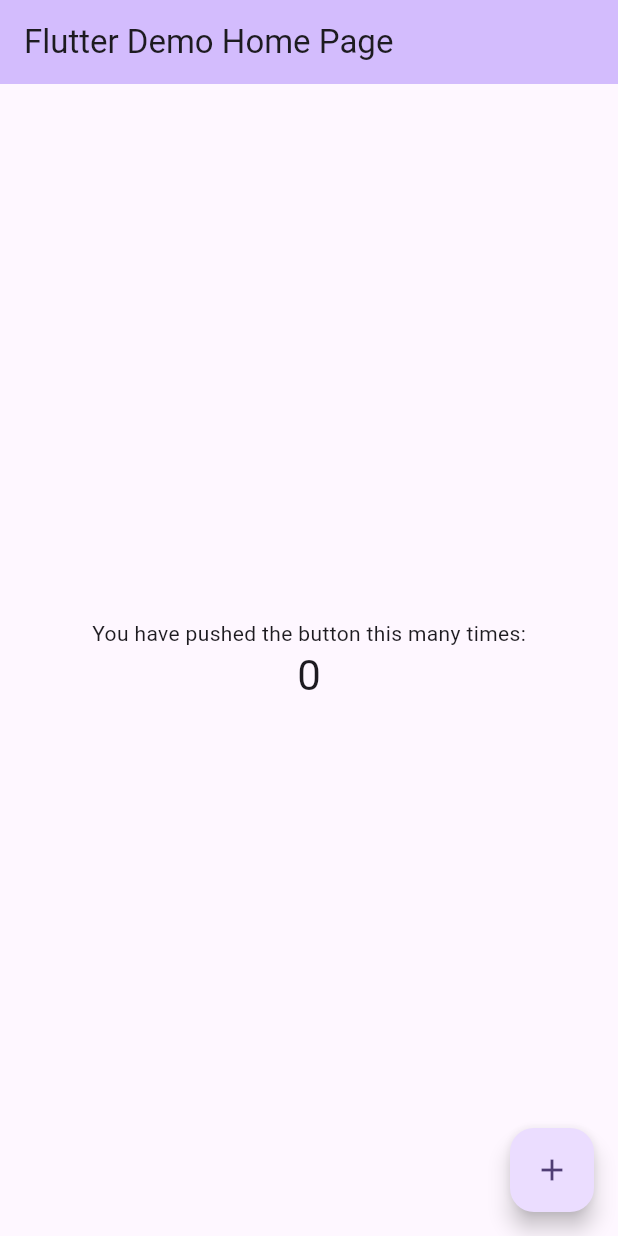
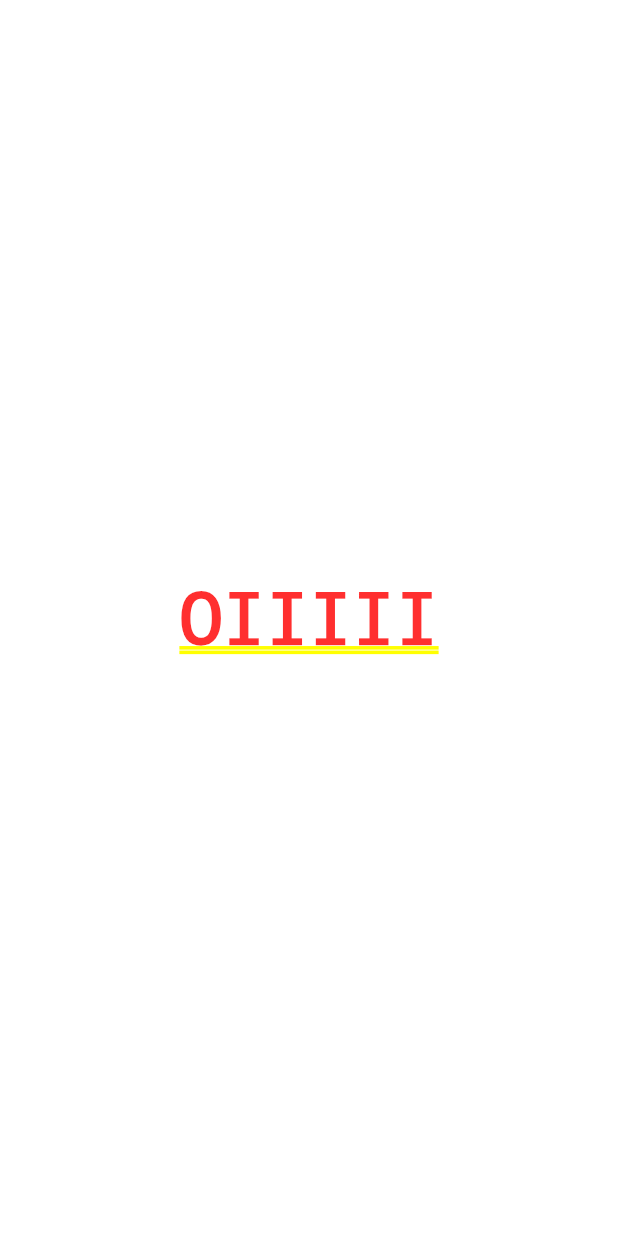
Before and after one commit to joaolima7/joao_estefanin_personal, a Flutter app: the screen it shows after launch, on a phone screen of 412 x 824 dp. Run offline on Flutter 3.47's test engine with Material 3 defaults, Android fonts, the phone set to English and light mode, and no system bars; our stand-ins replace responsive_framework.

Commit message:
add initial implementation of Personal Trainer app with routing and responsive design

```diff
--- /dev/null
+++ b/lib/config/appearance/app_colors.dart
@@ -0,0 +1,10 @@
+import 'package:flutter/material.dart';
+
+class AppColors {
+  static Color primary = const Color(0xFF81aa27);
+  static Color lightGreen = const Color(0xFFdeedba);
+  static Color neutralGreyDark = const Color(0xFF22252e);
+  static Color neutralGreyLight = const Color(0xFF8a8d96);
+  static Color lightContainer = const Color(0xFFD0D5DE);
+  static Color darkContainer = const Color(0xFF22252e);
+}
--- a/lib/main.dart
+++ b/lib/main.dart
@@ -1,122 +1,10 @@
 import 'package:flutter/material.dart';
+import 'package:flutter_web_plugins/flutter_web_plugins.dart';
+import 'package:personal_trainer/personal_trainer.dart';
 
 void main() {
-  runApp(const MyApp());
+  usePathUrlStrategy();
+  runApp(
+    const PersonalTrainer(),
+  );
 }
-
-class MyApp extends StatelessWidget {
-  const MyApp({super.key});
-
-  // This widget is the root of your application.
-  @override
-  Widget build(BuildContext context) {
-    return MaterialApp(
-      title: 'Flutter Demo',
-      theme: ThemeData(
-        // This is the theme of your application.
-        //
-        // TRY THIS: Try running your application with "flutter run". You'll see
-        // the application has a purple toolbar. Then, without quitting the app,
-        // try changing the seedColor in the colorScheme below to Colors.green
-        // and then invoke "hot reload" (save your changes or press the "hot
-        // reload" button in a Flutter-supported IDE, or press "r" if you used
-        // the command line to start the app).
-        //
-        // Notice that the counter didn't reset back to zero; the application
-        // state is not lost during the reload. To reset the state, use hot
-        // restart instead.
-        //
-        // This works for code too, not just values: Most code changes can be
-        // tested with just a hot reload.
-        colorScheme: ColorScheme.fromSeed(seedColor: Colors.deepPurple),
-      ),
-      home: const MyHomePage(title: 'Flutter Demo Home Page'),
-    );
-  }
-}
-
-class MyHomePage extends StatefulWidget {
-  const MyHomePage({super.key, required this.title});
-
-  // This widget is the home page of your application. It is stateful, meaning
-  // that it has a State object (defined below) that contains fields that affect
-  // how it looks.
-
-  // This class is the configuration for the state. It holds the values (in this
-  // case the title) provided by the parent (in this case the App widget) and
-  // used by the build method of the State. Fields in a Widget subclass are
-  // always marked "final".
-
-  final String title;
-
-  @override
-  State<MyHomePage> createState() => _MyHomePageState();
-}
-
-class _MyHomePageState extends State<MyHomePage> {
-  int _counter = 0;
-
-  void _incrementCounter() {
-    setState(() {
-      // This call to setState tells the Flutter framework that something has
-      // changed in this State, which causes it to rerun the build method below
-      // so that the display can reflect the updated values. If we changed
-      // _counter without calling setState(), then the build method would not be
-      // called again, and so nothing would appear to happen.
-      _counter++;
-    });
-  }
-
-  @override
-  Widget build(BuildContext context) {
-    // This method is rerun every time setState is called, for instance as done
-    // by the _incrementCounter method above.
-    //
-    // The Flutter framework has been optimized to make rerunning build methods
-    // fast, so that you can just rebuild anything that needs updating rather
-    // than having to individually change instances of widgets.
-    return Scaffold(
-      appBar: AppBar(
-        // TRY THIS: Try changing the color here to a specific color (to
-        // Colors.amber, perhaps?) and trigger a hot reload to see the AppBar
-        // change color while the other colors stay the same.
-        backgroundColor: Theme.of(context).colorScheme.inversePrimary,
-        // Here we take the value from the MyHomePage object that was created by
-        // the App.build method, and use it to set our appbar title.
-        title: Text(widget.title),
-      ),
-      body: Center(
-        // Center is a layout widget. It takes a single child and positions it
-        // in the middle of the parent.
-        child: Column(
-          // Column is also a layout widget. It takes a list of children and
-          // arranges them vertically. By default, it sizes itself to fit its
-          // children horizontally, and tries to be as tall as its parent.
-          //
-          // Column has various properties to control how it sizes itself and
-          // how it positions its children. Here we use mainAxisAlignment to
-          // center the children vertically; the main axis here is the vertical
-          // axis because Columns are vertical (the cross axis would be
-          // horizontal).
-          //
-          // TRY THIS: Invoke "debug painting" (choose the "Toggle Debug Paint"
-          // action in the IDE, or press "p" in the console), to see the
-          // wireframe for each widget.
-          mainAxisAlignment: MainAxisAlignment.center,
-          children: <Widget>[
-            const Text('You have pushed the button this many times:'),
-            Text(
-              '$_counter',
-              style: Theme.of(context).textTheme.headlineMedium,
-            ),
-          ],
-        ),
-      ),
-      floatingActionButton: FloatingActionButton(
-        onPressed: _incrementCounter,
-        tooltip: 'Increment',
-        child: const Icon(Icons.add),
-      ), // This trailing comma makes auto-formatting nicer for build methods.
-    );
-  }
-}
--- /dev/null
+++ b/lib/personal_trainer.dart
@@ -0,0 +1,27 @@
+import 'package:flutter/material.dart';
+import 'package:responsive_framework/responsive_framework.dart';
+
+import 'router/app_router.dart';
+
+class PersonalTrainer extends StatelessWidget {
+  const PersonalTrainer({super.key});
+
+  @override
+  Widget build(BuildContext context) {
+    return MaterialApp(
+      debugShowCheckedModeBanner: false,
+      title: 'Personal Trainer',
+      builder: (context, child) => ResponsiveBreakpoints.builder(
+        child: child!,
+        breakpoints: [
+          const Breakpoint(start: 0, end: 450, name: MOBILE),
+          const Breakpoint(start: 451, end: 800, name: TABLET),
+          const Breakpoint(start: 801, end: 1200, name: DESKTOP),
+          const Breakpoint(start: 1201, end: double.infinity, name: '4K'),
+        ],
+      ),
+      initialRoute: AppRouter.homeRoute,
+      onGenerateRoute: AppRouter.onGenerateRoute,
+    );
+  }
+}
--- /dev/null
+++ b/lib/presentation/screens/home_screen.dart
@@ -0,0 +1,12 @@
+import 'package:flutter/material.dart';
+
+class HomeScreen extends StatelessWidget {
+  const HomeScreen({super.key});
+
+  @override
+  Widget build(BuildContext context) {
+    return const Center(
+      child: Text('OIIIII'),
+    );
+  }
+}
--- /dev/null
+++ b/lib/router/app_router.dart
@@ -0,0 +1,24 @@
+import 'package:flutter/material.dart';
+
+import '../presentation/screens/home_screen.dart';
+
+class AppRouter {
+  static const String homeRoute = '/home';
+
+  static Route<dynamic>? onGenerateRoute(RouteSettings settings) {
+    final name = settings.name ?? '';
+
+    if (name == homeRoute) {
+      return MaterialPageRoute(
+        builder: (_) => const HomeScreen(),
+        settings: settings,
+      );
+    }
+
+    return MaterialPageRoute(
+      builder: (_) => Scaffold(
+        body: Center(child: Text('Página não encontrada!')),
+      ),
+    );
+  }
+}
--- a/pubspec.yaml
+++ b/pubspec.yaml
@@ -10,8 +10,11 @@ environment:
 dependencies:
   flutter:
     sdk: flutter
+  flutter_web_plugins:
+    sdk: flutter
 
   cupertino_icons: ^1.0.8
+  responsive_framework: ^1.5.1
 
 dev_dependencies:
   flutter_test:
```
Also changed, not shown: pubspec.lock.
